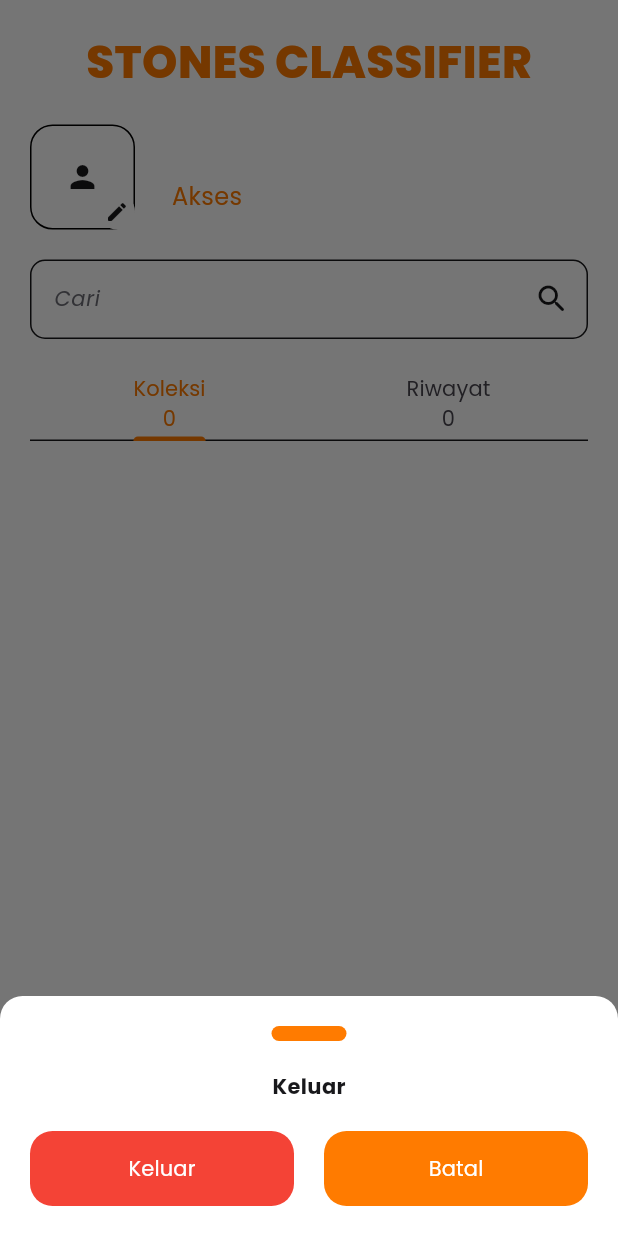
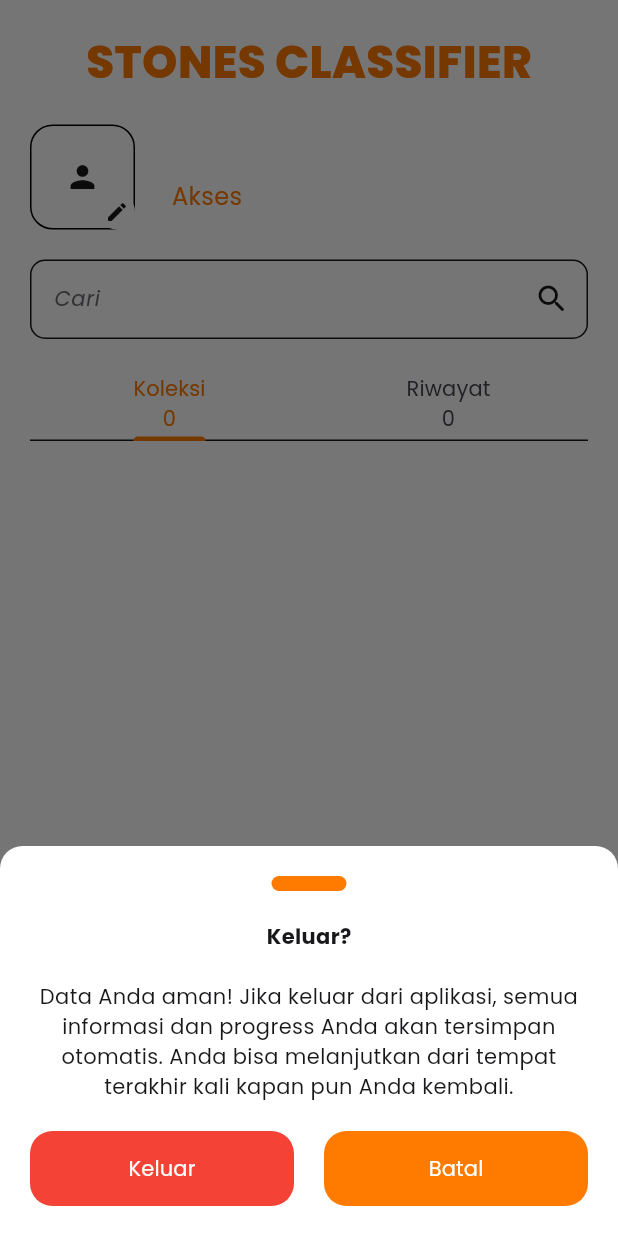
Before and after one commit to krsXishere/Stones-Classifier, a Flutter app: the ProfilePage screen opened directly, after a tap on the "logout" icon, on a phone screen of 412 x 824 dp. Run offline on Flutter 3.47's test engine with Material 3 defaults, Android fonts, the phone set to English and light mode, and no system bars; our stand-ins replace camera, file_picker, firebase_core, flutter_image_compress, flutter_secure_storage, google_fonts and 4 more; accounts and stored records are empty; network calls fail.

Commit message:
add: adding description before signing out

```diff
--- a/lib/pages/profile_page.dart
+++ b/lib/pages/profile_page.dart
@@ -351,10 +351,20 @@ class _ProfilePageState extends State<ProfilePage>
             [
               Center(
                 child: Text(
-                  "Keluar",
+                  "Keluar?",
                   style: secondaryTextStyle.copyWith(
                     fontWeight: bold,
                   ),
+                ),
+              ),
+              SizedBox(
+                height: defaultPadding,
+              ),
+              Center(
+                child: Text(
+                  "Data Anda aman! Jika keluar dari aplikasi, semua informasi dan progress Anda akan tersimpan otomatis. Anda bisa melanjutkan dari tempat terakhir kali kapan pun Anda kembali.",
+                  style: secondaryTextStyle,
+                  textAlign: TextAlign.center,
                 ),
               ),
               SizedBox(
```
